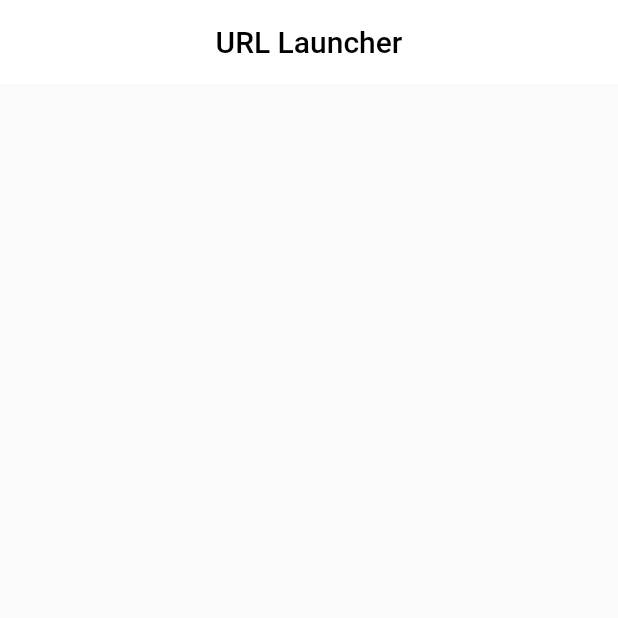
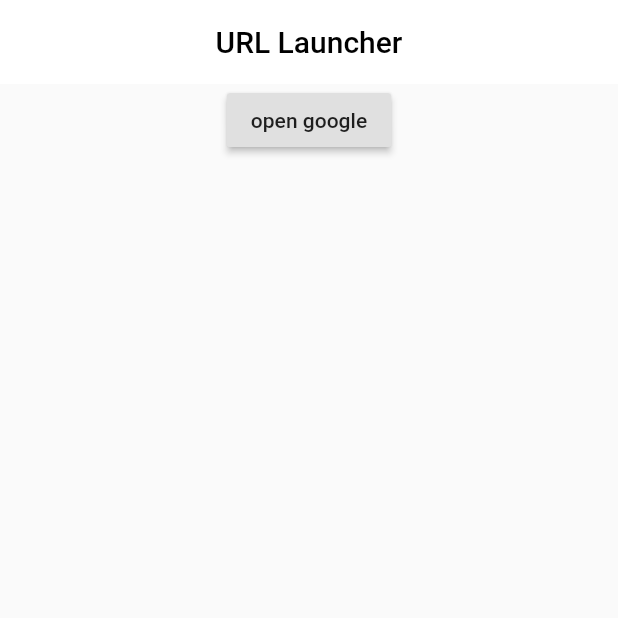
Before and after one commit to DSC-IIIT-Kalyani/flutter-url-launcher, a Flutter app: the screen it shows after launch, on a phone screen of 412 x 824 dp, the top half of it. Run offline on Flutter 3.47's test engine with Material 2 defaults, Android fonts, the phone set to English and light mode, and no system bars.

Commit message:
added open google.com

```diff
--- a/lib/Home.dart
+++ b/lib/Home.dart
@@ -1,4 +1,5 @@
 import 'package:flutter/material.dart';
+import 'package:url_launcher/url_launcher.dart';
 
 class Home extends StatefulWidget {
   @override
@@ -25,6 +26,14 @@ class _HomeState extends State<Home> {
             mainAxisAlignment: MainAxisAlignment.start,
             crossAxisAlignment: CrossAxisAlignment.center,
             children: [
+             RaisedButton(
+               onPressed: ()async{
+                 if(await canLaunch("https://google.com")){
+                   await launch("https://google.com");
+                 }
+               },
+               child: Text("open google"),
+             ),
 
             ],
           ),
--- a/pubspec.yaml
+++ b/pubspec.yaml
@@ -28,6 +28,7 @@ dependencies:
   # The following adds the Cupertino Icons font to your application.
   # Use with the CupertinoIcons class for iOS style icons.
   cupertino_icons: ^1.0.0
+  url_launcher: ^5.7.6
 
 dev_dependencies:
   flutter_test:
```
Also changed, not shown: pubspec.lock.
